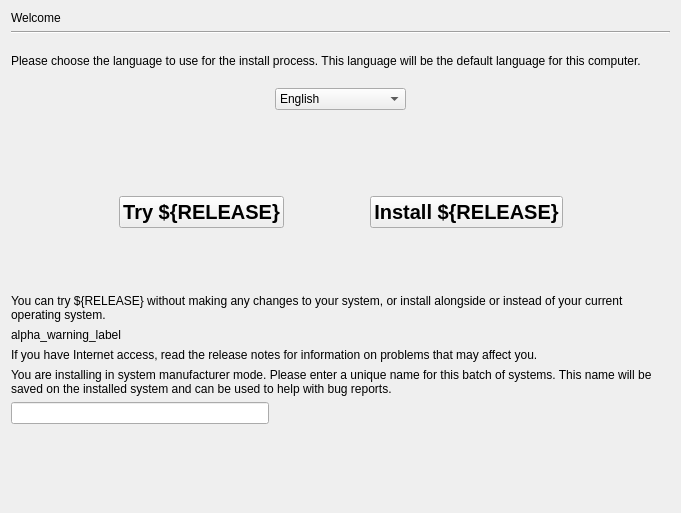
This is gui/qt/stepLanguage.ui in linuxmint/ubiquity as Qt 5 draws it before an edit. The edited form follows.
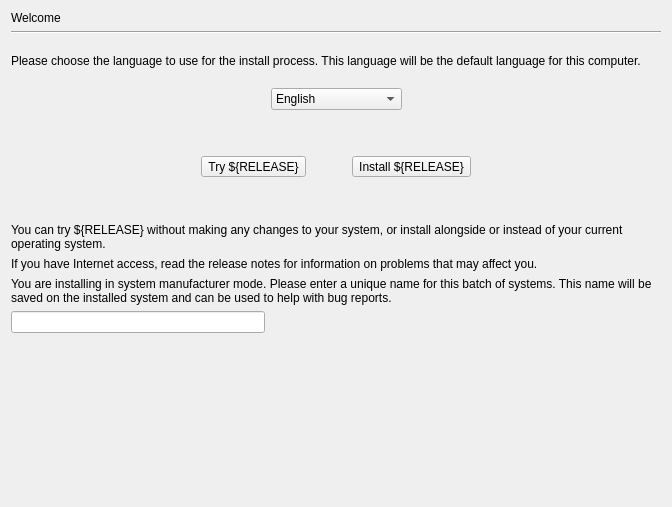
This is the edited form.

Diff of the .ui file:
```diff
--- a/gui/qt/stepLanguage.ui
+++ b/gui/qt/stepLanguage.ui
@@ -6,8 +6,8 @@
    <rect>
     <x>0</x>
     <y>0</y>
-    <width>681</width>
-    <height>513</height>
+    <width>672</width>
+    <height>507</height>
    </rect>
   </property>
   <property name="sizePolicy">
@@ -27,7 +27,7 @@
      </property>
     </widget>
    </item>
-   <item row="11" column="0" colspan="5">
+   <item row="10" column="0" colspan="5">
     <widget class="QLabel" name="oem_id_label">
      <property name="text">
       <string>You are installing in system manufacturer mode. Please enter a unique name for this batch of systems. This name will be saved on the installed system and can be used to help with bug reports.</string>
@@ -76,7 +76,7 @@
      </property>
     </spacer>
    </item>
-   <item row="12" column="0" colspan="2">
+   <item row="11" column="0" colspan="2">
     <widget class="QLineEdit" name="oem_id_entry"/>
    </item>
    <item row="4" column="3" colspan="2">
@@ -130,12 +130,12 @@
      <property name="sizeHint" stdset="0">
       <size>
        <width>0</width>
-       <height>60</height>
+       <height>40</height>
       </size>
      </property>
     </spacer>
    </item>
-   <item row="13" column="2">
+   <item row="12" column="2">
     <spacer name="verticalSpacer">
      <property name="orientation">
       <enum>Qt::Vertical</enum>
@@ -148,7 +148,7 @@
      </property>
     </spacer>
    </item>
-   <item row="10" column="0" colspan="5">
+   <item row="9" column="0" colspan="5">
     <widget class="QLabel" name="release_notes_label">
      <property name="text">
       <string>If you have Internet access, read the release notes for information on problems that may affect you.</string>
@@ -174,38 +174,20 @@
       </spacer>
      </item>
      <item>
-      <layout class="QVBoxLayout" name="verticalLayout">
-       <item>
-        <widget class="QLabel" name="image1">
+      <widget class="QToolButton" name="try_ubuntu">
          <property name="sizePolicy">
           <sizepolicy hsizetype="Minimum" vsizetype="Minimum">
            <horstretch>0</horstretch>
            <verstretch>0</verstretch>
           </sizepolicy>
-         </property>
-         <property name="text">
-          <string/>
-         </property>
-         <property name="alignment">
-          <set>Qt::AlignCenter</set>
-         </property>
-        </widget>
-       </item>
-       <item>
-        <widget class="QPushButton" name="try_ubuntu">
-         <property name="font">
-          <font>
-           <pointsize>15</pointsize>
-           <weight>75</weight>
-           <bold>true</bold>
-          </font>
          </property>
          <property name="text">
           <string>Try ${RELEASE}</string>
          </property>
-        </widget>
-       </item>
-      </layout>
+       <property name="toolButtonStyle">
+        <enum>Qt::ToolButtonTextUnderIcon</enum>
+       </property>
+      </widget>
      </item>
      <item>
       <spacer name="horizontalSpacer_7">
@@ -217,45 +199,27 @@
        </property>
        <property name="sizeHint" stdset="0">
         <size>
-         <width>80</width>
+         <width>40</width>
          <height>20</height>
         </size>
        </property>
       </spacer>
      </item>
      <item>
-      <layout class="QVBoxLayout" name="verticalLayout_2">
-       <item>
-        <widget class="QLabel" name="image2">
+      <widget class="QToolButton" name="install_ubuntu">
          <property name="sizePolicy">
           <sizepolicy hsizetype="Minimum" vsizetype="Minimum">
-           <horstretch>2</horstretch>
-           <verstretch>2</verstretch>
-          </sizepolicy>
-         </property>
-         <property name="text">
-          <string/>
-         </property>
-         <property name="alignment">
-          <set>Qt::AlignCenter</set>
-         </property>
-        </widget>
-       </item>
-       <item>
-        <widget class="QPushButton" name="install_ubuntu">
-         <property name="font">
-          <font>
-           <pointsize>15</pointsize>
-           <weight>75</weight>
-           <bold>true</bold>
-          </font>
+         <horstretch>0</horstretch>
+         <verstretch>0</verstretch>
+        </sizepolicy>
          </property>
          <property name="text">
           <string>Install ${RELEASE}</string>
          </property>
-        </widget>
-       </item>
-      </layout>
+       <property name="toolButtonStyle">
+        <enum>Qt::ToolButtonTextUnderIcon</enum>
+       </property>
+      </widget>
      </item>
      <item>
       <spacer name="horizontalSpacer_5">
@@ -279,16 +243,6 @@
      </property>
     </widget>
    </item>
-   <item row="9" column="0" colspan="5">
-    <widget class="QLabel" name="alpha_warning_label">
-     <property name="text">
-      <string>alpha_warning_label</string>
-     </property>
-     <property name="wordWrap">
-      <bool>true</bool>
-     </property>
-    </widget>
-   </item>
    <item row="7" column="2">
     <spacer name="verticalSpacer_3">
      <property name="orientation">
@@ -300,7 +254,7 @@
      <property name="sizeHint" stdset="0">
       <size>
        <width>20</width>
-       <height>60</height>
+       <height>40</height>
       </size>
      </property>
     </spacer>
```
Lines whose indentation alone changed are shown as unchanged.
